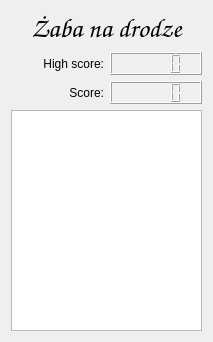
Old version of the form Game.ui in the repository woytegit/Frogger-game.
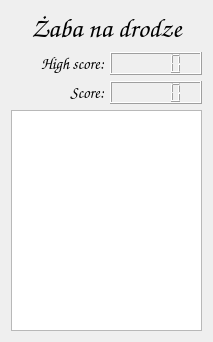
New version of the form.

What changed in the file:
```diff
--- a/Game.ui
+++ b/Game.ui
@@ -53,6 +53,12 @@
       <layout class="QHBoxLayout" name="horizontalLayout">
        <item>
         <widget class="QLabel" name="label_2">
+         <property name="font">
+          <font>
+           <family>Comic Sans MS</family>
+           <pointsize>12</pointsize>
+          </font>
+         </property>
          <property name="text">
           <string>High score:</string>
          </property>
@@ -83,6 +89,12 @@
       <layout class="QHBoxLayout" name="horizontalLayout_2">
        <item>
         <widget class="QLabel" name="label_3">
+         <property name="font">
+          <font>
+           <family>Comic Sans MS</family>
+           <pointsize>12</pointsize>
+          </font>
+         </property>
          <property name="text">
           <string>Score:</string>
          </property>
```
